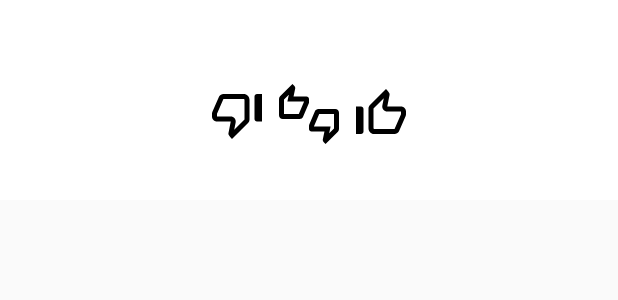
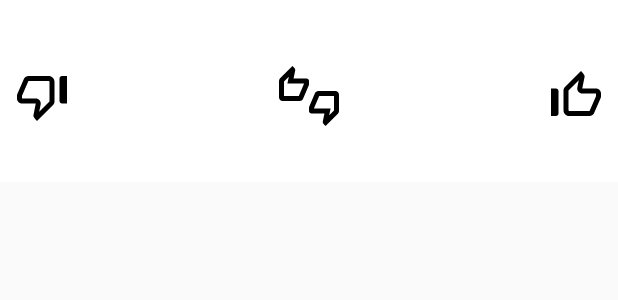
Before and after one commit to Tchouka-Vanelle/WellBeingTrackerKotlin, an Android app built with Jetpack Compose: the layout item_question.xml on its own in the app's theme, with its tools: preview values and no code run, on a phone screen of 412 x 824 dp. Shown: the top 300 px of the screen. Run offline under Robolectric (Android 15) with nearby library versions, the phone set to English and light mode, and no system bars.

```diff
--- a/app/src/main/java/edu/ufp/wellbeingtracker/controllers/QuestionsAdapter.kt
+++ b/app/src/main/java/edu/ufp/wellbeingtracker/controllers/QuestionsAdapter.kt
@@ -62,7 +62,6 @@ RecyclerView.Adapter<QuestionsAdapter.QuestionsViewHolder>(){
         holder.neutralDescription.text = meanings.getOrNull(1) ?: ""
         holder.agreeDescription.text = meanings.getOrNull(2) ?: ""
 
-
     }
 
     private fun resetIcons(holder: QuestionsViewHolder) {
--- a/app/src/main/java/edu/ufp/wellbeingtracker/database/entities/AnswerQuestionnaire.kt
+++ b/app/src/main/java/edu/ufp/wellbeingtracker/database/entities/AnswerQuestionnaire.kt
@@ -36,7 +36,7 @@ import java.time.LocalDateTime
     ]
 )
 data class AnswerQuestionnaire(
-    @PrimaryKey(autoGenerate = true) val id: Int = 1,
+    @PrimaryKey(autoGenerate = true) val id: Int = 0,
     val idQuestionQuestionnaire: Int,
     val idUser: Int,
     val idTypeAnswer: Int,
--- a/app/src/main/java/edu/ufp/wellbeingtracker/database/entities/QuestionQuestionnaire.kt
+++ b/app/src/main/java/edu/ufp/wellbeingtracker/database/entities/QuestionQuestionnaire.kt
@@ -16,7 +16,7 @@ import androidx.room.PrimaryKey
     indices = [Index(value = ["idQuestionnaire"])]
 )
 data class QuestionQuestionnaire(
-    @PrimaryKey(autoGenerate = true) val id: Int = 1,
+    @PrimaryKey(autoGenerate = true) val id: Int = 0,
     val idQuestionnaire: Int,
     val title: String
 )
--- a/app/src/main/java/edu/ufp/wellbeingtracker/database/entities/Questionnaire.kt
+++ b/app/src/main/java/edu/ufp/wellbeingtracker/database/entities/Questionnaire.kt
@@ -5,7 +5,7 @@ import androidx.room.PrimaryKey
 
 @Entity(tableName = "questionnaires")
 data class Questionnaire(
-    @PrimaryKey(autoGenerate = true) val id: Int = 1,
+    @PrimaryKey(autoGenerate = true) val id: Int = 0,
     val title: String,
     val isMultipleAnswer: Boolean,
     val isMultipleAnswerInDay: Boolean
--- a/app/src/main/java/edu/ufp/wellbeingtracker/database/entities/TypeAnswer.kt
+++ b/app/src/main/java/edu/ufp/wellbeingtracker/database/entities/TypeAnswer.kt
@@ -9,7 +9,7 @@ import androidx.room.PrimaryKey
     indices = [Index(value = ["value"], unique = true)]
 )
 data class TypeAnswer(
-    @PrimaryKey(autoGenerate = true) val id: Int = 1,
+    @PrimaryKey(autoGenerate = true) val id: Int = 0,
     val value: Int,
     val meaning: String
 )
--- a/app/src/main/java/edu/ufp/wellbeingtracker/database/entities/User.kt
+++ b/app/src/main/java/edu/ufp/wellbeingtracker/database/entities/User.kt
@@ -9,7 +9,7 @@ import androidx.room.PrimaryKey
     indices = [Index(value = ["name"], unique = true)]
 )
 data class User(
-    @PrimaryKey(autoGenerate = true) val id: Int = 1,
+    @PrimaryKey(autoGenerate = true) val id: Int = 0,
     val name: String,
     val hashedPassword: String
 )
--- a/app/src/main/res/drawable/ic_agree_filled.xml
+++ b/app/src/main/res/drawable/ic_agree_filled.xml
@@ -1,5 +1,5 @@
 <vector xmlns:android="http://schemas.android.com/apk/res/android" android:height="24dp" android:tint="#000000" android:viewportHeight="24" android:viewportWidth="24" android:width="24dp">
 
-    <path android:fillColor="@android:color/white" android:pathData="M15,3L6,3c-0.83,0 -1.54,0.5 -1.84,1.22l-3.02,7.05c-0.09,0.23 -0.14,0.47 -0.14,0.73v2c0,1.1 0.9,2 2,2h6.31l-0.95,4.57 -0.03,0.32c0,0.41 0.17,0.79 0.44,1.06L9.83,23l6.59,-6.59c0.36,-0.36 0.58,-0.86 0.58,-1.41L17,5c0,-1.1 -0.9,-2 -2,-2zM19,3v12h4L23,3h-4z"/>
+    <path android:fillColor="@android:color/white" android:pathData="M2,20h2c0.55,0 1,-0.45 1,-1v-9c0,-0.55 -0.45,-1 -1,-1L2,9v11zM21.83,12.88c0.11,-0.25 0.17,-0.52 0.17,-0.8L22,11c0,-1.1 -0.9,-2 -2,-2h-5.5l0.92,-4.65c0.05,-0.22 0.02,-0.46 -0.08,-0.66 -0.23,-0.45 -0.52,-0.86 -0.88,-1.22L14,2 7.59,8.41C7.21,8.79 7,9.3 7,9.83v7.84C7,18.95 8.05,20 9.34,20h8.11c0.7,0 1.36,-0.37 1.72,-0.97l2.66,-6.15z"/>
 
 </vector>
--- a/app/src/main/res/layout/item_question.xml
+++ b/app/src/main/res/layout/item_question.xml
@@ -22,40 +22,49 @@
         app:layout_constraintTop_toTopOf="parent"
         app:layout_constraintVertical_bias="0.167" />
 
-    <LinearLayout
+    <androidx.constraintlayout.widget.ConstraintLayout
         android:id="@+id/layoutIcons"
         android:layout_width="0dp"
         android:layout_height="wrap_content"
-        android:orientation="horizontal"
-        android:gravity="center"
-        android:layout_marginTop="10dp"
-        app:layout_constraintTop_toBottomOf="@id/textViewQuestion"
         app:layout_constraintStart_toStartOf="parent"
-        app:layout_constraintEnd_toEndOf="parent">
+        app:layout_constraintEnd_toEndOf="parent"
+        app:layout_constraintTop_toBottomOf="@id/textViewQuestion">
 
         <ImageView
             android:id="@+id/iconDisagree"
             android:layout_width="40dp"
             android:layout_height="40dp"
-            android:layout_marginEnd="8dp"
-            android:contentDescription="@string/disagree"
-            android:src="@drawable/ic_disagree" />
+            android:contentDescription="@string/disagree_maj"
+            android:src="@drawable/ic_disagree"
+            app:layout_constraintStart_toStartOf="parent"
+            app:layout_constraintEnd_toStartOf="@id/iconNeutral"
+            app:layout_constraintTop_toTopOf="parent"
+            app:layout_constraintBottom_toBottomOf="parent"
+            app:layout_constraintHorizontal_chainStyle="spread_inside" />
 
         <ImageView
             android:id="@+id/iconNeutral"
             android:layout_width="40dp"
             android:layout_height="40dp"
-            android:layout_marginEnd="8dp"
             android:contentDescription="@string/neither_disagree_nor_agree"
-            android:src="@drawable/ic_neutral" />
+            android:src="@drawable/ic_neutral"
+            app:layout_constraintTop_toTopOf="parent"
+            app:layout_constraintBottom_toBottomOf="parent"
+            app:layout_constraintStart_toEndOf="@id/iconDisagree"
+            app:layout_constraintEnd_toStartOf="@id/iconAgree" />
 
         <ImageView
             android:id="@+id/iconAgree"
             android:layout_width="40dp"
             android:layout_height="40dp"
             android:contentDescription="@string/agree"
-            android:src="@drawable/ic_agree" />
-    </LinearLayout>
+            android:src="@drawable/ic_agree"
+            app:layout_constraintTop_toTopOf="parent"
+            app:layout_constraintBottom_toBottomOf="parent"
+            app:layout_constraintStart_toEndOf="@id/iconNeutral"
+            app:layout_constraintEnd_toEndOf="parent" />
+    </androidx.constraintlayout.widget.ConstraintLayout>
+
 
     <LinearLayout
         android:id="@+id/layoutDescription"
--- a/app/src/main/res/values/strings.xml
+++ b/app/src/main/res/values/strings.xml
@@ -22,4 +22,5 @@
     <string name="you_don_t_have_an_account_sign_up">You don\'t have an account? Sign Up!</string>
     <string name="already_have_account_sign_in">Already Have Account? Sign In!</string>
     <string name="save_answer">Save Answer</string>
+    <string name="disagree_maj">DISAGREE</string>
 </resources>
```
Also changed, not shown: app/src/main/java/edu/ufp/wellbeingtracker/database/AppDatabase.kt (+19 -19 lines), app/src/main/java/edu/ufp/wellbeingtracker/database/MainRepository.kt (+14 -1 lines), app/src/main/java/edu/ufp/wellbeingtracker/database/MainViewModel.kt (+8 -18 lines), app/src/main/java/edu/ufp/wellbeingtracker/pages/HomeActivity.kt (+4 -6 lines), app/src/main/res/layout/activity_home.xml (+9 -4 lines).
